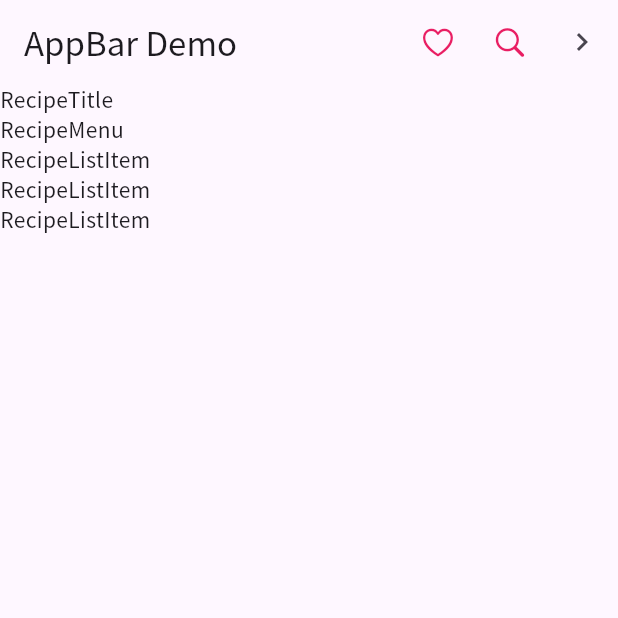
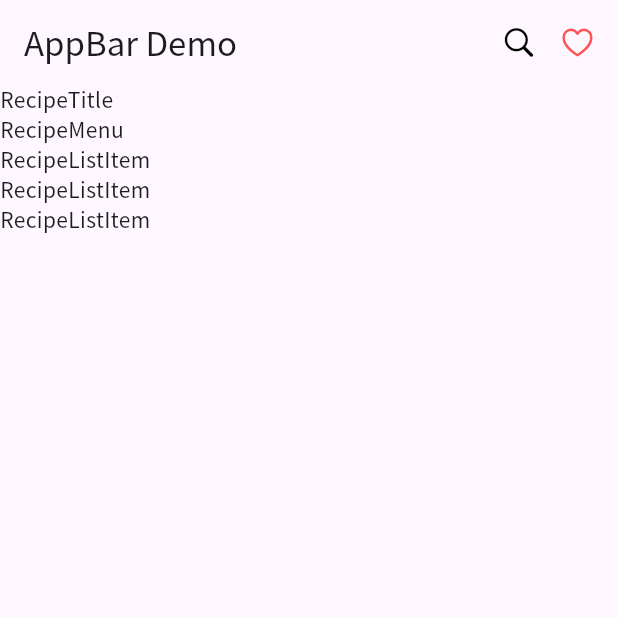
Before and after one commit to daehan-lim/flutter-widget-test, a Flutter app: the screen it shows after launch, on a phone screen of 412 x 824 dp, the top half of it. Run offline on Flutter 3.47's test engine with Material 3 defaults, Android fonts, the phone set to English and light mode, and no system bars; our stand-ins replace flutter_markdown.

Commit message:
Update AppBar

```diff
--- a/lib/ui/recipe/recipe_page.dart
+++ b/lib/ui/recipe/recipe_page.dart
@@ -13,32 +13,18 @@ class RecipePage extends StatelessWidget {
       appBar: AppBar(
         title: const Text('AppBar Demo'),
         actions: [
-          IconButton(
-            icon: const Icon(CupertinoIcons.heart, color: Colors.pink,),
-            tooltip: 'Show Snackbar',
-            onPressed: () {
-              ScaffoldMessenger.of(context).showSnackBar(
-                const SnackBar(content: Text('This is a snackbar')),
-              );
-            },
+          Icon(
+            CupertinoIcons.search, // Using Cupertino icon (쿠퍼티노 아이콘 사용)
+            color: Colors.black,
           ),
-          IconButton(
-            icon: const Icon(CupertinoIcons.search, color: Colors.pink,),
-            tooltip: 'Show Snackbar',
-            onPressed: () {
-              ScaffoldMessenger.of(context).showSnackBar(
-                const SnackBar(content: Text('This is a snackbar')),
-              );
-            },
+          SizedBox(width: 15),
+          Icon(
+            CupertinoIcons.heart,
+            color: Colors.redAccent,
           ),
-          IconButton(
-            icon: const Icon(Icons.navigate_next),
-            tooltip: 'Go to the next page',
-            onPressed: () {},
-          ),
+          SizedBox(width: 15),
         ],
-      )
-      ,
+      ),
       body: SafeArea(
         child: Column(
           crossAxisAlignment: CrossAxisAlignment.start,
```
